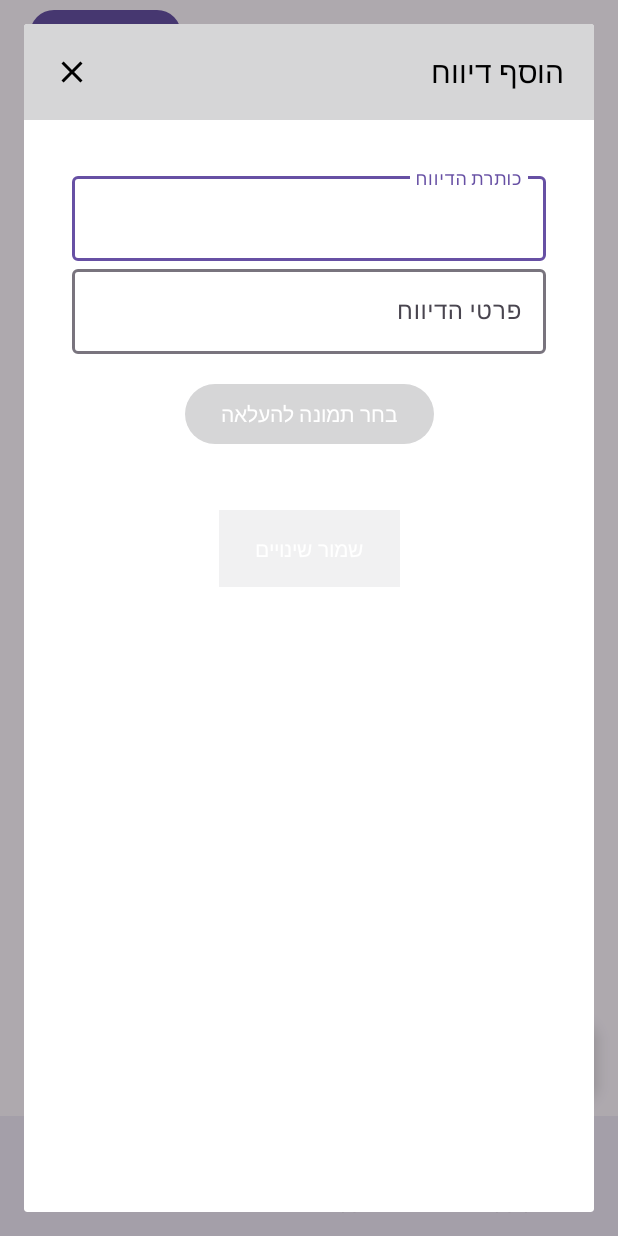
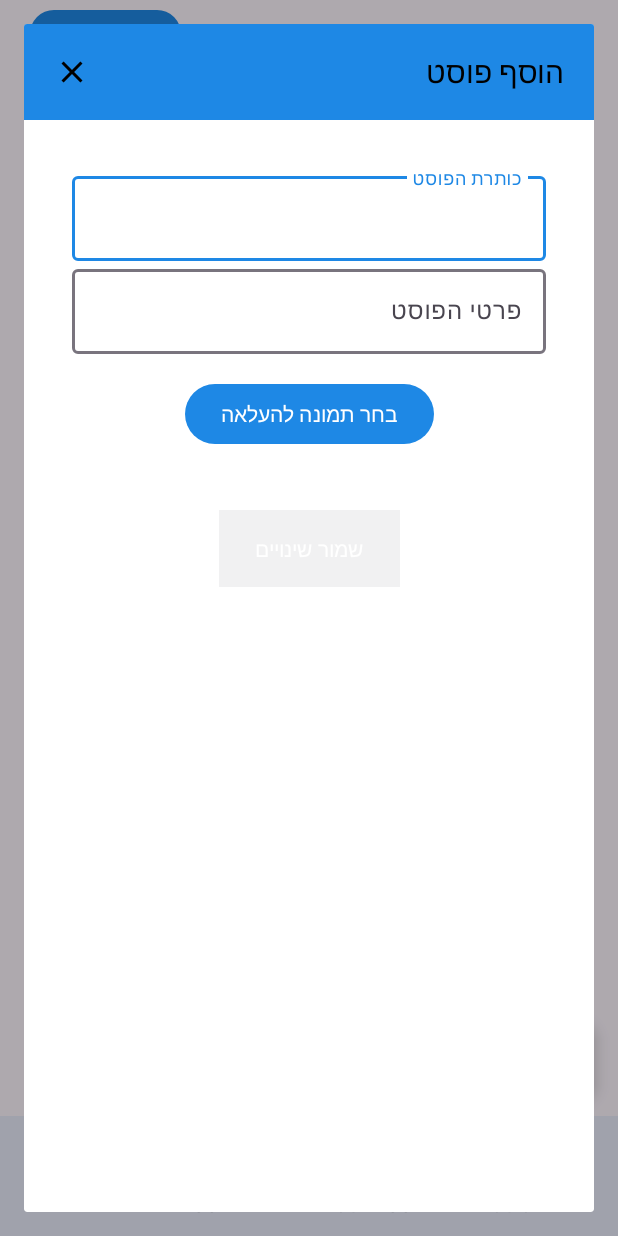
Before and after one commit to tertyb/AroundTheWorld, an Android app: the screen it shows after launch once a user with an empty profile is signed in (MainActivity), after a tap on an icon or button, on a phone screen of 412 x 824 dp. Run offline under Robolectric (Android 15) with nearby library versions, the phone set to English and light mode, and no system bars; our stand-ins replace Firebase (no records; nobody signed in at launch, a user with empty details on screens opened directly), Picasso, Room's generated code, navigation-ui; pictures from the network do not load.

Commit message:
add styles and texts

```diff
--- /dev/null
+++ b/app/src/main/res/drawable/circle.xml
@@ -0,0 +1,6 @@
+<?xml version="1.0" encoding="utf-8"?>
+<shape xmlns:android="http://schemas.android.com/apk/res/android"
+    android:shape="oval">
+    <solid android:color="@android:color/transparent"/>
+    <stroke android:width="2dp" android:color="@android:color/darker_gray"/>
+</shape>
--- /dev/null
+++ b/app/src/main/res/drawable/rounded_primary_button.xml
@@ -0,0 +1,15 @@
+<selector xmlns:android="http://schemas.android.com/apk/res/android">
+    <item android:state_pressed="true">
+        <shape android:shape="rectangle">
+            <solid android:color="#1565C0"/> <!-- darker when pressed -->
+            <corners android:radius="50dp"/>
+        </shape>
+    </item>
+
+    <item>
+        <shape android:shape="rectangle">
+            <solid android:color="@color/colorPrimary"/>
+            <corners android:radius="50dp"/>
+        </shape>
+    </item>
+</selector>
--- a/app/src/main/res/layout/fragment_reports_list.xml
+++ b/app/src/main/res/layout/fragment_reports_list.xml
@@ -9,10 +9,12 @@
 
     <androidx.recyclerview.widget.RecyclerView
         android:id="@+id/report_list"
-        android:name="com.harelshaigal.madamal.ui.reportsList.ReportListItemFragment"
         android:layout_width="match_parent"
         android:layout_height="match_parent"
+        android:scrollbars="vertical"
         android:visibility="gone"
+        android:paddingBottom="200dp"
+        android:clipToPadding="false"
         app:layoutManager="LinearLayoutManager"
         app:layout_constraintBottom_toBottomOf="parent"
         app:layout_constraintEnd_toEndOf="parent"
--- a/app/src/main/res/values/strings.xml
+++ b/app/src/main/res/values/strings.xml
@@ -13,27 +13,29 @@
     <string name="for_sign_in_click_here">נרשמת בעבר? לחץ כאן כדי להתחבר</string>
     <string name="title_activity_main">MainActivity</string>
     <string name="title_home">בית</string>
-    <string name="title_user_reports_list">הדיווחים שלי</string>
-    <string name="title_reports_map">מפת הדיווחים</string>
+    <string name="title_user_reports_list">הפוסטים שלי</string>
+    <string name="title_reports_map">מפת הפוסטים</string>
     <string name="title_user_profile">הפרופיל שלי</string>
     <string name="title_edit_user_profile_dialog">ערוך פרופיל</string>
-    <string name="title_edit_report_dialog">ערוך דיווח</string>
-    <string name="title_add_report_dialog">הוסף דיווח</string>
+    <string name="title_edit_report_dialog">ערוך פוסט</string>
+    <string name="title_add_report_dialog">הוסף פוסט</string>
     <string name="edit_user_profile_dialog_button">שמור שינויים</string>
     <string name="open_edit_report_window">open edit report window</string>
     <string name="open_delete_report_window">open delete report window</string>
     <string name="report_list_item_display_image">report list item display image</string>
     <string name="palceholder_date">palceholder date</string>
-    <string name="palceholder_title">חסרה כותרת לדיווח</string>
+    <string name="palceholder_title">חסרה כותרת לפוסט</string>
+    <string name="palceholder_post_name">שם המשתמש</string>
     <string name="google_map_api_key">AIzaSyB8PT0FJsLc4UmG7bD3BC0I3YUbgOwWr9I</string>
-    <string name="report_data_input">פרטי הדיווח</string>
-    <string name="report_title_input">כותרת הדיווח</string>
+    <string name="report_data_input">פרטי הפוסט</string>
+    <string name="report_title_input">כותרת הפוסט</string>
     <!-- TODO: Remove or change this placeholder text -->
     <string name="hello_blank_fragment">Hello blank fragment</string>
     <string name="logout">התנתק</string>
     <string name="add_image_text">בחר תמונה להעלאה</string>
-    <string name="noReportText">לא נמצאו דיווחים מתאימים</string>
+    <string name="noReportText">לא נמצאו פוסטים מתאימים</string>
     <string name="noWeather">שגיאה בקבלת מזג אוויר</string>
     <string name="currentWeather">מזג האוויר הוא</string>
+    <string name="username">username</string>
 
 </resources>
--- a/app/src/main/res/values/themes.xml
+++ b/app/src/main/res/values/themes.xml
@@ -1,14 +1,20 @@
-<?xml version="1.0" encoding="utf-8"?>
 <resources>
 
-    <style name="AppTheme" parent="Theme.Material3.Light.NoActionBar"/>
-    <style name="navbarItemColors" >
+    <style name="AppTheme" parent="Theme.Material3.Light.NoActionBar">
+        <item name="colorPrimary">@color/colorPrimary</item>
+        <item name="colorOnPrimary">@color/colorOnPrimary</item>
+        <item name="colorSecondary">@color/colorSecondary</item>
+
+    </style>
+
+    <style name="navbarItemColors">
         <item name="itemIconTint">@color/bottom_navigation_color_selector</item>
         <item name="itemTextColor">@color/bottom_navigation_color_selector</item>
     </style>
+
     <style name="AppTheme.FullScreenDialog" parent="ThemeOverlay.MaterialComponents.MaterialCalendar.Fullscreen">
         <item name="android:windowIsFloating">false</item>
-
         <item name="android:windowBackground">@android:color/white</item>
     </style>
+
 </resources>
```
Also changed, not shown: app/src/main/res/values/colors.xml (+9 -7 lines), app/src/main/res/values/styles.xml (added, +23 -0 lines), app/src/main/res/drawable/default_image.png (added), app/src/main/res/drawable/default_profile.jpg (added).
